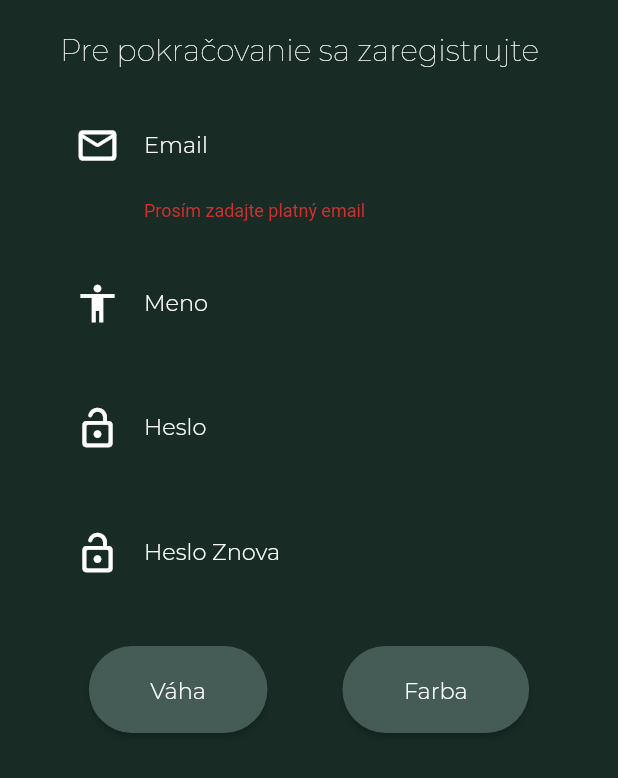
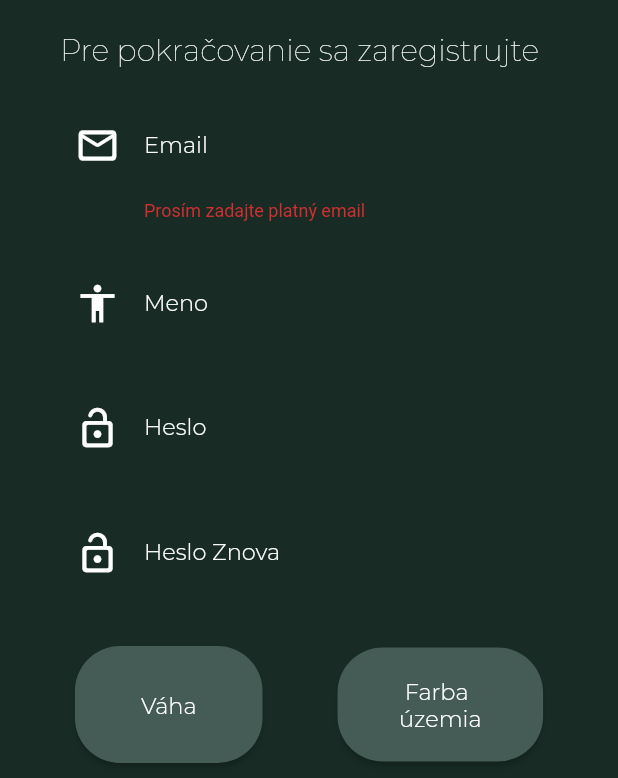
Before and after one commit to OndrejVarga/FirstLegoLeagueProject, a Flutter app: the screen it shows after launch, after a tap on "Prihlásenie", after a tap on "Zaregistrujte sa", on a phone screen of 412 x 824 dp, the part 458-1236 px from its top. Run offline on Flutter 3.47's test engine with Material 2 defaults, Android fonts, the phone set to English and light mode, and no system bars; our stand-ins replace cloud_firestore, firebase_auth, firebase_core, flutter_colorpicker, flutter_map, hexcolor and 2 more; missing offline and left inert: carp_background_location, maps_toolkit, poly, poly_collisions; accounts and stored records are empty.

Commit message:
register fix

```diff
--- a/lib/pages/main_page.dart
+++ b/lib/pages/main_page.dart
@@ -1,4 +1,6 @@
 import 'dart:async';
+
+import 'package:borderwander/utils/error_alert.dart';
 
 import '../pages/auth_page.dart';
 import '../pages/map_page.dart';
@@ -13,7 +15,7 @@ class MainPage extends StatefulWidget {
 }
 
 class _MainPageState extends State<MainPage> {
-  int _start = 30;
+  int _start = 10;
   Timer _timer;
 
   void startTimer() {
@@ -27,6 +29,8 @@ class _MainPageState extends State<MainPage> {
             print('ok');
             timer.cancel();
             auth.signOut();
+            ErrorAlert.showError(context,
+                "Nastala chyba, ak bude pretrvávať vytvorte si nový účet");
           });
         } else {
           setState(() {
--- a/lib/pages/tutorial_screens/body_tutorial.dart
+++ b/lib/pages/tutorial_screens/body_tutorial.dart
@@ -23,7 +23,7 @@ class Body extends StatelessWidget {
                 height: 20,
               ),
               Text(
-                  'Za každé získané územie získavate body, za ktoré si môžete nakupovať farby vašich území. Množstvo bodov získaných za územie sa rovná obsahu získaného územia.',
+                  'Za každé získané územie získavate body, za ktoré si môžete nakupovať farby vašich území. Množstvo bodov získaných za územie sa rovná obsahu plochy zabratého územia.',
                   style: Theme.of(context)
                       .textTheme
                       .headline3
@@ -35,7 +35,8 @@ class Body extends StatelessWidget {
                   child: Image.asset(
                     'assets/images/shop.gif',
                   )),
-              Text('Váš počet bodov je porovnávaný s ostatnými užívateľmi',
+              Text(
+                  'Váš počet bodov je porovnávaný s bodmi ostatných užívateľov.',
                   style: Theme.of(context)
                       .textTheme
                       .headline3
--- a/lib/pages/tutorial_screens/settings_tutorial.dart
+++ b/lib/pages/tutorial_screens/settings_tutorial.dart
@@ -39,7 +39,7 @@ class Nastavenia extends StatelessWidget {
                     Container(
                       margin: const EdgeInsets.only(top: 25),
                       child: Text(
-                        'Ak sa vám podarí získavať územie pravidelne každý deň po dobu aspoň 30 dní, získate pred svoje meno korunku.',
+                        'Ak sa vám podarí získavať územie pravidelne každý deň počas aspoň 30 dní, získate pred svoje meno korunku.',
                         style: Theme.of(context)
                             .textTheme
                             .headline3
--- a/lib/widgets/auth_widgets/auth_form.dart
+++ b/lib/widgets/auth_widgets/auth_form.dart
@@ -313,7 +313,9 @@ class _AuthFormState extends State<AuthForm> {
                       _password = value;
                     },
                     (value) {
-                      if (value.isEmpty) {
+                      if (value.isEmpty ||
+                          value.toString().length < 6 ||
+                          value.toString().length > 12) {
                         return 'Heslo musí mať 6 až 12 znakov';
                       }
                       return null;
@@ -351,7 +353,7 @@ class _AuthFormState extends State<AuthForm> {
                             onPressed: () => _getWeight(context),
                             child: Padding(
                               padding: const EdgeInsets.symmetric(
-                                  vertical: 20, horizontal: 25),
+                                  vertical: 30, horizontal: 28),
                               child: Text(
                                 'Váha',
                                 style: Theme.of(context)
@@ -377,7 +379,7 @@ class _AuthFormState extends State<AuthForm> {
                               padding: const EdgeInsets.symmetric(
                                   vertical: 20, horizontal: 25),
                               child: Text(
-                                'Farba',
+                                ' Farba\núzemia',
                                 style: Theme.of(context)
                                     .textTheme
                                     .headline3
--- a/lib/widgets/character_page_widgets/table_item.dart
+++ b/lib/widgets/character_page_widgets/table_item.dart
@@ -27,7 +27,7 @@ class TableItem extends StatelessWidget {
         children: [
           Container(
             //Standings with others(Position)-----------------------------------
-            width: MediaQuery.of(context).size.width * 1 / 5,
+            width: MediaQuery.of(context).size.width * 1.2 / 5,
             child: Padding(
               padding: const EdgeInsets.all(20),
               child: Text(!ok ? '#${index.toString()}' : '  ',
```
Also changed, not shown: lib/pages/auth_page.dart (+9 -6 lines), lib/utils/error_alert.dart (+5 -2 lines).
